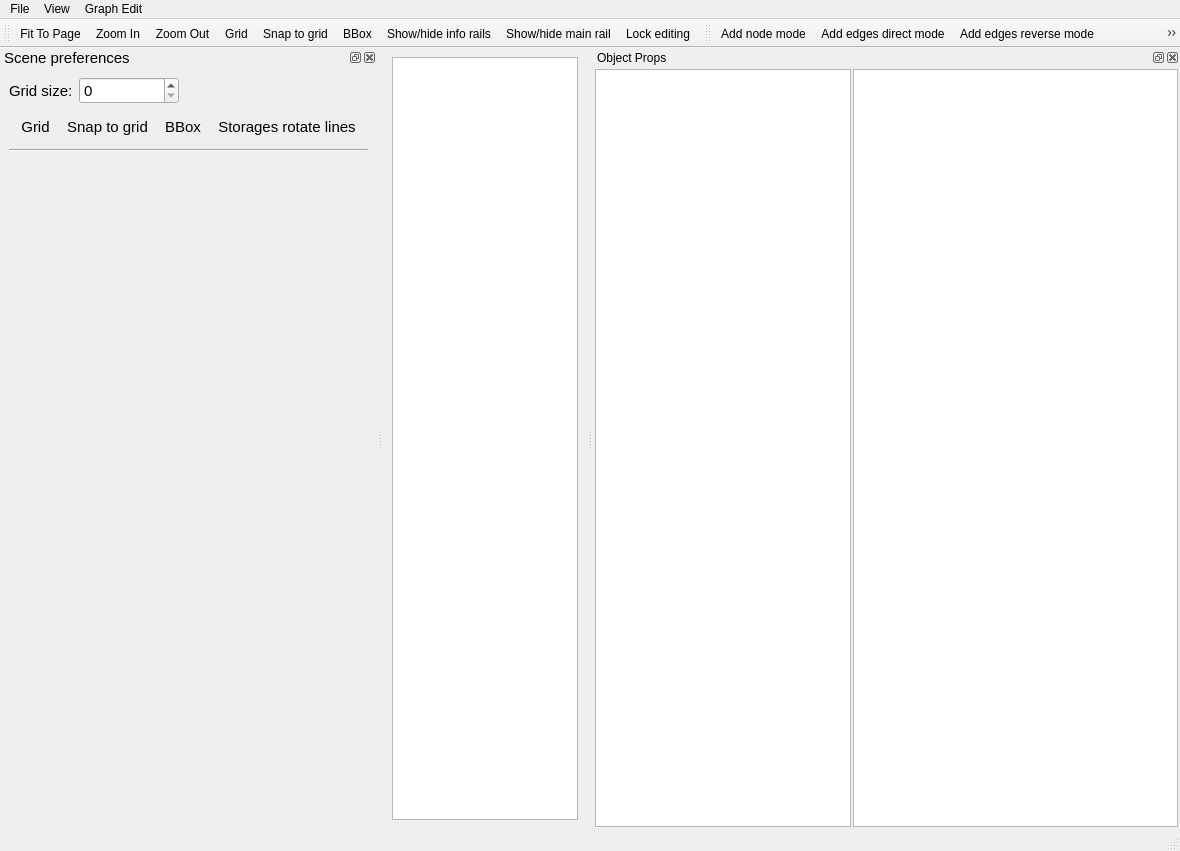
Before: the Qt Designer form Lib/StorageViewer/ViewerWindow.ui in break11/AutoStorage, drawn with Qt 5.
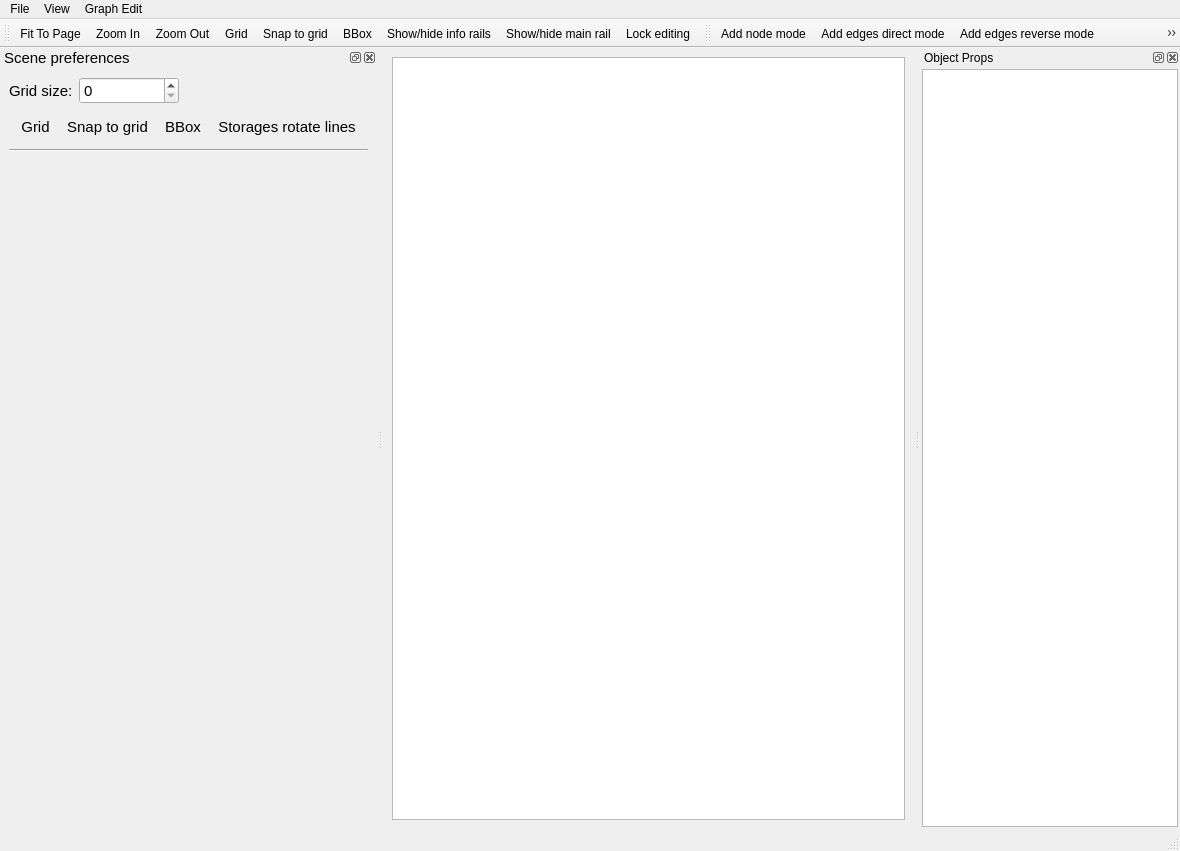
After: the same form once the commit is applied. Icons and pictures are not drawn.

Diff of the .ui file:
```diff
--- a/Lib/StorageViewer/ViewerWindow.ui
+++ b/Lib/StorageViewer/ViewerWindow.ui
@@ -179,41 +179,6 @@
        </property>
       </widget>
      </item>
-     <item>
-      <widget class="QTableView" name="tvObjectProps">
-       <property name="minimumSize">
-        <size>
-         <width>325</width>
-         <height>0</height>
-        </size>
-       </property>
-       <property name="styleSheet">
-        <string notr="true">QTableView::item:focus
-{
-border : 2px solid blue;
-/*color: white;*/
-/*selection-color: black;
-selection-background-color: red;*/
-}
-</string>
-       </property>
-       <property name="alternatingRowColors">
-        <bool>true</bool>
-       </property>
-       <property name="selectionMode">
-        <enum>QAbstractItemView::SingleSelection</enum>
-       </property>
-       <property name="selectionBehavior">
-        <enum>QAbstractItemView::SelectRows</enum>
-       </property>
-       <attribute name="horizontalHeaderStretchLastSection">
-        <bool>true</bool>
-       </attribute>
-       <attribute name="verticalHeaderVisible">
-        <bool>false</bool>
-       </attribute>
-      </widget>
-     </item>
     </layout>
    </widget>
   </widget>
```
